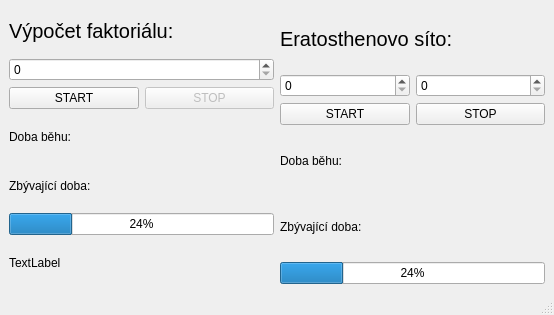
Before: the Qt Designer form mainwindow.ui in vashaty/ThreadsTask, drawn with Qt 5.
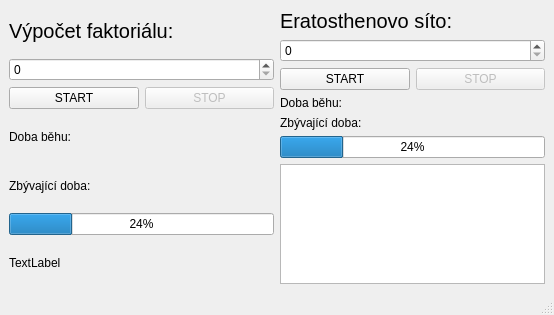
After: the same form once the commit is applied.

The edit to the form file:
```diff
--- a/mainwindow.ui
+++ b/mainwindow.ui
@@ -122,10 +122,7 @@
       <item>
        <layout class="QHBoxLayout" name="horizontalLayout_7">
         <item>
-         <widget class="QSpinBox" name="sbEraNum1"/>
-        </item>
-        <item>
-         <widget class="QSpinBox" name="sbEraNum2"/>
+         <widget class="QSpinBox" name="sbEraNum"/>
         </item>
        </layout>
       </item>
@@ -140,6 +137,9 @@
         </item>
         <item>
          <widget class="QPushButton" name="pbEraStop">
+          <property name="enabled">
+           <bool>false</bool>
+          </property>
           <property name="text">
            <string>STOP</string>
           </property>
@@ -190,6 +190,16 @@
         </property>
        </widget>
       </item>
+      <item>
+       <widget class="QTextEdit" name="textEditEraRes">
+        <property name="enabled">
+         <bool>true</bool>
+        </property>
+        <property name="readOnly">
+         <bool>true</bool>
+        </property>
+       </widget>
+      </item>
      </layout>
     </item>
    </layout>
```
